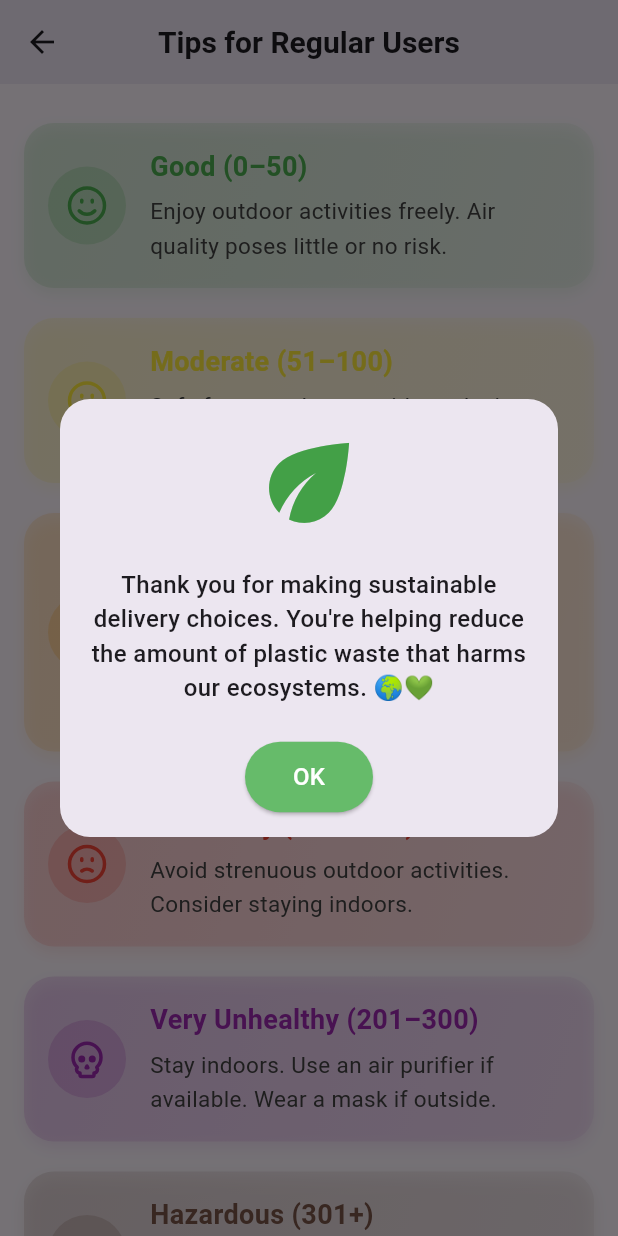
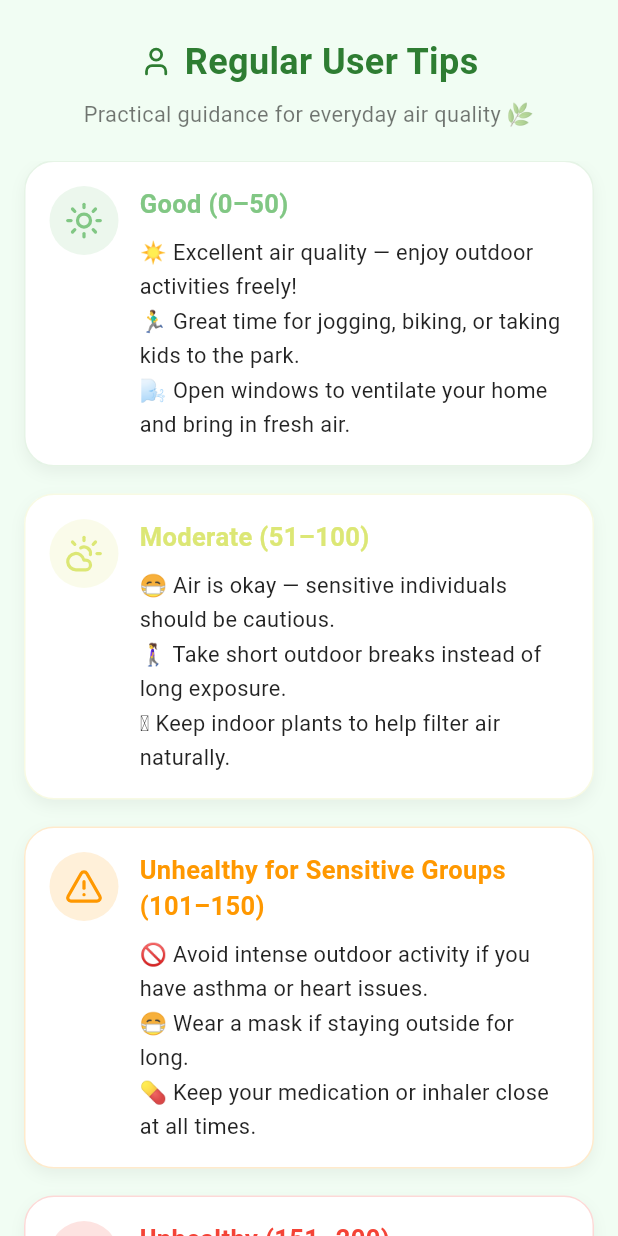
Before and after one commit to abdo-mokhtar/ecoproject, a Flutter app: the RegularUserTipsScreen screen opened directly, on a phone screen of 412 x 824 dp. Run offline on Flutter 3.47's test engine with Material 3 defaults, Android fonts, the phone set to English and light mode, and no system bars; our stand-ins replace dropdown_button2, dropdown_search, lottie, lucide_icons, shared_preferences, smooth_page_indicator; accounts and stored records are empty; network calls fail.

Commit message:
RegularUserTipsScreen

```diff
--- a/lib/business_tips_screen.dart
+++ b/lib/business_tips_screen.dart
@@ -1,12 +1,18 @@
 import 'package:flutter/material.dart';
 import 'package:lucide_icons/lucide_icons.dart';
 import 'aqi_level_card.dart';
+import 'eco_delivery_dialog.dart'; // تأكد من استيراد الديالوج
 
 class BusinessTipsScreen extends StatelessWidget {
   const BusinessTipsScreen({super.key});
 
   @override
   Widget build(BuildContext context) {
+    // عرض الديالوج عند أول تحميل للشاشة
+    Future.microtask(() {
+      EcoDeliveryDialog.show(context);
+    });
+
     return Scaffold(
       appBar: AppBar(title: const Text("Tips for Businesses")),
       body: ListView(
--- a/lib/government_tips_screen.dart
+++ b/lib/government_tips_screen.dart
@@ -1,12 +1,18 @@
 import 'package:flutter/material.dart';
 import 'package:lucide_icons/lucide_icons.dart';
 import 'aqi_level_card.dart';
+import 'eco_delivery_dialog.dart'; // استدعاء الكلاس
 
 class GovernmentTipsScreen extends StatelessWidget {
   const GovernmentTipsScreen({super.key});
 
   @override
   Widget build(BuildContext context) {
+    // عرض الديالوج عند الدخول
+    Future.microtask(() {
+      EcoDeliveryDialog.show(context);
+    });
+
     return Scaffold(
       appBar: AppBar(title: const Text("Tips for Government")),
       body: ListView(
--- a/lib/home_screen.dart
+++ b/lib/home_screen.dart
@@ -94,8 +94,7 @@ class _HomeScreenState extends State<HomeScreen>
                     const SizedBox(height: 5),
                     Container(
                       width: double.infinity,
-                      height: MediaQuery.of(context).size.height *
-                          0.10, // تقليل الحجم
+                      height: MediaQuery.of(context).size.height * 0.08,
                       decoration: BoxDecoration(
                         borderRadius: BorderRadius.circular(20),
                       ),
--- a/lib/regular_user_tips_screen.dart
+++ b/lib/regular_user_tips_screen.dart
@@ -1,87 +1,171 @@
 import 'package:flutter/material.dart';
 import 'package:lucide_icons/lucide_icons.dart';
-import 'aqi_level_card.dart';
-import 'eco_delivery_dialog.dart'; // استدعاء الكلاس
 
 class RegularUserTipsScreen extends StatelessWidget {
   const RegularUserTipsScreen({super.key});
 
   @override
   Widget build(BuildContext context) {
-    // ✅ استدعاء الدايالوج أول ما تبني الشاشة
-    Future.microtask(() {
-      EcoDeliveryDialog.show(context);
-    });
-
-    final aqiLevels = [
+    final List<Map<String, dynamic>> aqiLevels = [
       {
         'level': "Good (0–50)",
-        'color': Colors.green,
-        'icon': LucideIcons.smile,
-        'tip':
-            "Enjoy outdoor activities freely. Air quality poses little or no risk.",
+        'color': const Color(0xFF81c784),
+        'icon': LucideIcons.sun,
+        'tip': "☀️ Excellent air quality — enjoy outdoor activities freely!\n"
+            "🏃‍♂️ Great time for jogging, biking, or taking kids to the park.\n"
+            "🌬️ Open windows to ventilate your home and bring in fresh air.",
       },
       {
         'level': "Moderate (51–100)",
-        'color': Colors.yellow,
-        'icon': LucideIcons.meh,
-        'tip':
-            "Safe for most, but consider reducing prolonged outdoor exertion if sensitive.",
+        'color': const Color(0xFFdce775),
+        'icon': LucideIcons.cloudSun,
+        'tip': "😷 Air is okay — sensitive individuals should be cautious.\n"
+            "🚶‍♀️ Take short outdoor breaks instead of long exposure.\n"
+            "🪴 Keep indoor plants to help filter air naturally.",
       },
       {
         'level': "Unhealthy for Sensitive Groups (101–150)",
         'color': Colors.orange,
         'icon': LucideIcons.alertTriangle,
         'tip':
-            "Limit outdoor activity if you have asthma, allergies, or respiratory conditions.",
+            "🚫 Avoid intense outdoor activity if you have asthma or heart issues.\n"
+                "😷 Wear a mask if staying outside for long.\n"
+                "💊 Keep your medication or inhaler close at all times.",
       },
       {
         'level': "Unhealthy (151–200)",
         'color': Colors.red,
         'icon': LucideIcons.frown,
-        'tip': "Avoid strenuous outdoor activities. Consider staying indoors.",
+        'tip': "❌ Avoid outdoor exercise — especially during midday.\n"
+            "🏠 Stay indoors with windows and doors shut.\n"
+            "🧼 Use air purifiers to keep indoor air clean.",
       },
       {
         'level': "Very Unhealthy (201–300)",
         'color': Colors.purple,
         'icon': LucideIcons.skull,
         'tip':
-            "Stay indoors. Use an air purifier if available. Wear a mask if outside.",
+            "⚠️ Significant health risk — stay indoors as much as possible.\n"
+                "🧴 Avoid indoor pollutants like candles or incense.\n"
+                "😷 Wear a certified mask if you need to go outside.\n"
+                "💧 Drink plenty of water to keep lungs hydrated.",
       },
       {
         'level': "Hazardous (301+)",
         'color': Colors.brown,
         'icon': LucideIcons.radiation,
-        'tip':
-            "Health emergency. Stay inside with windows closed. Follow official alerts.",
+        'tip': "🚨 Emergency conditions — avoid all outdoor exposure.\n"
+            "🔒 Seal windows and doors, and stay in the cleanest room.\n"
+            "🌬️ Use HEPA filters and keep air clean indoors.\n"
+            "📢 Follow government health alerts and stay updated.",
       },
     ];
 
     return Scaffold(
-      appBar: AppBar(
-        centerTitle: true,
-        elevation: 4,
-        title: const Text(
-          "Tips for Regular Users",
+      backgroundColor: const Color(0xFFf1fdf3), // خلفية مريحة للعين
+      body: SafeArea(
+        child: Column(
+          children: [
+            const SizedBox(height: 24),
+            const Row(
+              mainAxisAlignment: MainAxisAlignment.center,
+              children: const [
+                Icon(
+                  LucideIcons.user,
+                  size: 22,
+                  color: Color(0xFF2e7d32),
+                ),
+                SizedBox(width: 8),
+                Text(
+                  "Regular User Tips",
                   style: TextStyle(
+                    fontSize: 24,
                     fontWeight: FontWeight.bold,
-            fontSize: 20,
+                    color: Color(0xFF2e7d32),
                   ),
                 ),
+              ],
             ),
-      body: SafeArea(
+            const SizedBox(height: 8),
+            const Text(
+              "Practical guidance for everyday air quality 🌿",
+              textAlign: TextAlign.center,
+              style: TextStyle(
+                fontSize: 14.5,
+                color: Colors.black54,
+              ),
+            ),
+            const SizedBox(height: 20),
+            Expanded(
               child: ListView.builder(
-          padding: const EdgeInsets.all(16),
+                padding: const EdgeInsets.symmetric(horizontal: 16),
                 itemCount: aqiLevels.length,
                 itemBuilder: (context, index) {
                   final item = aqiLevels[index];
-            return AQILevelCard(
-              level: item['level'] as String,
+                  return Container(
+                    margin: const EdgeInsets.only(bottom: 18),
+                    padding: const EdgeInsets.all(16),
+                    decoration: BoxDecoration(
+                      color: Colors.white,
+                      borderRadius: BorderRadius.circular(20),
+                      boxShadow: [
+                        BoxShadow(
+                          color: Colors.black12.withOpacity(0.05),
+                          blurRadius: 8,
+                          offset: const Offset(0, 4),
+                        ),
+                      ],
+                      border: Border.all(
+                        color: (item['color'] as Color).withOpacity(0.2),
+                      ),
+                    ),
+                    child: Row(
+                      crossAxisAlignment: CrossAxisAlignment.start,
+                      children: [
+                        Container(
+                          padding: const EdgeInsets.all(10),
+                          decoration: BoxDecoration(
+                            shape: BoxShape.circle,
+                            color: (item['color'] as Color).withOpacity(0.15),
+                          ),
+                          child: Icon(
+                            item['icon'] as IconData,
                             color: item['color'] as Color,
-              icon: item['icon'] as IconData,
-              tip: item['tip'] as String,
+                            size: 26,
+                          ),
+                        ),
+                        const SizedBox(width: 14),
+                        Expanded(
+                          child: Column(
+                            crossAxisAlignment: CrossAxisAlignment.start,
+                            children: [
+                              Text(
+                                item['level'] as String,
+                                style: TextStyle(
+                                  fontSize: 17,
+                                  fontWeight: FontWeight.w600,
+                                  color: item['color'] as Color,
+                                ),
+                              ),
+                              const SizedBox(height: 8),
+                              Text(
+                                item['tip'] as String,
+                                style: const TextStyle(
+                                  fontSize: 14.5,
+                                  height: 1.6,
+                                  color: Colors.black87,
+                                ),
+                              ),
+                            ],
+                          ),
+                        ),
+                      ],
+                    ),
                   );
                 },
+              ),
+            ),
+          ],
         ),
       ),
     );
--- a/lib/tips_data.dart
+++ /dev/null
@@ -1,71 +0,0 @@
-final List<String> allTips = [
-  "Use non-toxic cleaning products.",
-  "During storms, avoid unnecessary travel.",
-  "To improve air quality, keep your HVAC system well-maintained.",
-  "Use electric or hand-powered tools instead of gas-powered ones.",
-  "Check the air quality index before outdoor activities.",
-  "Avoid idling your vehicle engine.",
-  "Avoid metal objects during lightning.",
-  "Use an air purifier indoors to reduce pollutants.",
-  "In hot weather, monitor news and weather updates.",
-  "Check weather forecasts daily.",
-  "Keep emergency kits ready during extreme weather.",
-  "To reduce pollution, avoid using your car when possible.",
-  "Avoid outdoor activities during thunderstorms.",
-  "When it's cold, monitor news and weather updates.",
-  "Reduce energy use at home to lower industrial pollution.",
-  "Avoid smoking indoors to maintain air freshness.",
-  "Support clean energy solutions in your community.",
-  "Keep your windows closed on high pollution days.",
-  "Compost organic waste instead of burning it.",
-  "Learn first aid for weather-related health issues.",
-  "When it's cold, keep your phone charged for alerts.",
-  "To reduce pollution, use eco-friendly cleaning products.",
-  "To reduce pollution, switch to renewable energy sources.",
-  "During storms, stay indoors if possible.",
-  "Service your car regularly to reduce emissions.",
-  "Keep warm clothes accessible in winter.",
-  "Protect pets during harsh weather.",
-  "Stock up on essentials before a weather emergency.",
-  "Cover windows during hurricanes or strong winds.",
-  "During storms, monitor news and weather updates.",
-  "For better air, keep your HVAC system well-maintained.",
-  "Avoid using elevators during lightning storms.",
-  "When it's cold, avoid unnecessary travel.",
-  "For better air, use eco-friendly cleaning products.",
-  "When it's cold, wear appropriate clothing.",
-  "Limit car use and opt for public transport or cycling.",
-  "Wear sunscreen on sunny days.",
-  "For better air, plant more trees and greenery.",
-  "To reduce pollution, plant more trees and greenery.",
-  "When it's cold, stay indoors if possible.",
-  "Plant indoor plants to naturally clean the air.",
-  "Use fans instead of air conditioners when possible.",
-  "To improve air quality, avoid using your car when possible.",
-  "To improve air quality, plant more trees and greenery.",
-  "To improve air quality, switch to renewable energy sources.",
-  "Avoid using aerosol sprays and choose eco-friendly options.",
-  "Keep your home well-ventilated when air quality allows.",
-  "Walk or bike short distances instead of driving.",
-  "During storms, keep your phone charged for alerts.",
-  "Avoid burning wood or trash outdoors.",
-  "Stay hydrated during hot weather.",
-  "Avoid flooded roads during heavy rain.",
-  "During storms, wear appropriate clothing.",
-  "For better air, switch to renewable energy sources.",
-  "For better air, avoid using your car when possible.",
-  "In hot weather, avoid unnecessary travel.",
-  "Dress in layers during cold weather.",
-  "To improve air quality, use eco-friendly cleaning products.",
-  "Carry an umbrella during rainy seasons.",
-  "Secure outdoor items before storms.",
-  "In hot weather, wear appropriate clothing.",
-  "Upgrade to energy-efficient appliances.",
-  "To reduce pollution, keep your HVAC system well-maintained.",
-  "In hot weather, stay indoors if possible.",
-  "Stay indoors during heatwaves.",
-  "Drive slowly during fog or heavy rain.",
-  "In hot weather, keep your phone charged for alerts.",
-  "Advocate for greener policies in your local area.",
-  "Use weather apps to stay updated.",
-];
```
Also changed, not shown: lib/tips_screen .dart (deleted, +0 -86 lines), lib/weather_screen.dart (+14 -15 lines), 4 other files. Lines whose indentation alone changed are shown as unchanged.
